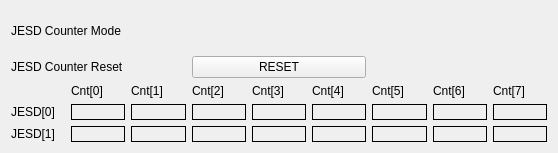
The window that new_look/jesd.ui (cristinasewell/ATCA_PyDM_Screens) describes before a commit, drawn with Qt 5.
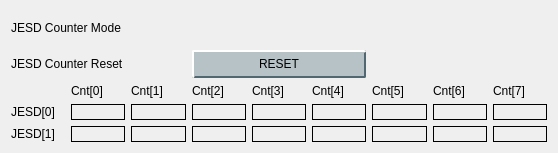
The same window after the commit. Custom widgets are drawn as their Qt base class.

Commit message: FIX - fix layout for rtm waveforms

What changed in the file:
```diff
--- a/new_look/jesd.ui
+++ b/new_look/jesd.ui
@@ -14,7 +14,153 @@
    <string>Form</string>
   </property>
   <property name="styleSheet">
-   <string notr="true"/>
+   <string notr="true">/* Background color of popup-list.*/ 
+QComboBox QListView{
+    background-color:white;
+    border:1px solid gray;
+}
+/* Needed to complete the rule set. */
+QComboBox::item:alternate {
+    background: white;
+}
+/* Color of the selected list item. */
+QComboBox::item:selected {
+    border: 1px solid transparent;
+    background:yellow;
+}
+/* Indicator will shine through the label text if you don't make it hidden. */
+QComboBox::indicator{
+    background-color:transparent;
+    selection-background-color:transparent;
+    color:transparent;
+    selection-color:transparent;
+}
+
+QPushButton {
+    background-color: rgb(182, 194, 198);
+    border-color: rgb(182, 204, 212) rgb(82, 104, 112) rgb(82, 104, 112) rgb(182,204,212);
+    border-style: outset;
+    border-radius: 2px;
+    border-width: 2px; 
+    padding: 5px;
+}
+QPushButton:hover {
+   background-color: rgb(154,170,176);
+}
+QPushButton:pressed {
+    background-color: rgb(104,198,176);
+    border-style: inset;
+    border-width: 3px;
+	border-color: rgb(32,86,73);
+}
+QPushButton:checked{
+    background-color: rgb(104,198,176);
+    border-style: inset;
+    border-width: 3px;
+	border-color: rgb(82, 104, 112)  rgb(182, 204, 212) rgb(182,204,212) rgb(82, 104, 112) ;
+}
+QLineEdit {
+  background-color: rgb(218,223,230);
+  border-color: rgb(66,77,96);
+  border-style: inset;
+  border-width: 2px 1px 1px 2px;
+}
+PyDMLabel {
+  background-color: rgb(238,243,250);
+}
+
+ QTabWidget::pane {
+    border: 1px solid black;
+    background: white;
+}
+
+QTabWidget::tab-bar:top {
+    top: 1px;
+}
+
+QTabWidget::tab-bar:bottom {
+    bottom: 1px;
+}
+
+QTabWidget::tab-bar:left {
+    right: 1px;
+}
+
+QTabWidget::tab-bar:right {
+    left: 1px;
+}
+
+QTabBar::tab {
+    border: 1px solid black;
+}
+
+QTabBar::tab:selected {
+    background: rgb(220,229,236);
+}
+
+QTabBar::tab:!selected {
+    background: rgb(132,165,190);
+}
+
+QTabBar::tab:!selected:hover {
+    background: rgb(120,153,178);
+}
+
+QTabBar::tab:top:!selected {
+    margin-top: 3px;
+}
+
+QTabBar::tab:bottom:!selected {
+    margin-bottom: 3px;
+}
+
+QTabBar::tab:top, QTabBar::tab:bottom {
+    min-width: 6ex;
+    margin-right: -1px;
+    padding: 4px 8px 4px 8px;
+	border-radius: 2px;
+}
+
+QTabBar::tab:top:selected {
+    border-bottom-color: none;
+}
+
+QTabBar::tab:bottom:selected {
+    border-top-color: none;
+}
+
+QTabBar::tab:top:last, QTabBar::tab:bottom:last,
+QTabBar::tab:top:only-one, QTabBar::tab:bottom:only-one {
+    margin-right: 0;
+}
+
+QTabBar::tab:left:!selected {
+    margin-right: 3px;
+}
+
+QTabBar::tab:right:!selected {
+    margin-left: 3px;
+}
+
+QTabBar::tab:left, QTabBar::tab:right {
+    min-height: 6ex;
+    margin-bottom: -1px;
+    padding: 8px 5px 8px 5px;
+	border-radius: 2px;
+}
+
+QTabBar::tab:left:selected {
+    border-left-color: none;
+}
+
+QTabBar::tab:right:selected {
+    border-right-color: none;
+}
+
+QTabBar::tab:left:last, QTabBar::tab:right:last,
+QTabBar::tab:left:only-one, QTabBar::tab:right:only-one {
+    margin-bottom: 0;
+}</string>
   </property>
   <layout class="QVBoxLayout" name="verticalLayout">
    <item>
```
The commit also changes 3 other files.
